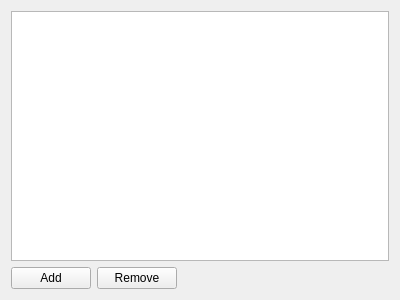
ThomasKroes/exposure-render.ercore, file ui/ObjectsWidget.ui: the form before one commit.
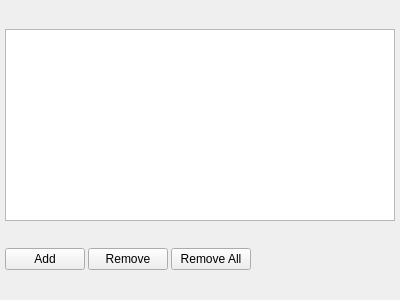
The form after the commit.

What changed in the file:
```diff
--- a/ui/ObjectsWidget.ui
+++ b/ui/ObjectsWidget.ui
@@ -14,8 +14,36 @@
    <string>Objects</string>
   </property>
   <layout class="QVBoxLayout" name="verticalLayout">
+   <property name="spacing">
+    <number>3</number>
+   </property>
+   <property name="margin">
+    <number>5</number>
+   </property>
    <item>
-    <widget class="QTableView" name="ObjectsTableView"/>
+    <widget class="QTableView" name="ObjectsTableView">
+     <property name="sizePolicy">
+      <sizepolicy hsizetype="Expanding" vsizetype="Fixed">
+       <horstretch>0</horstretch>
+       <verstretch>0</verstretch>
+      </sizepolicy>
+     </property>
+     <property name="minimumSize">
+      <size>
+       <width>0</width>
+       <height>100</height>
+      </size>
+     </property>
+     <property name="alternatingRowColors">
+      <bool>true</bool>
+     </property>
+     <property name="selectionMode">
+      <enum>QAbstractItemView::SingleSelection</enum>
+     </property>
+     <property name="selectionBehavior">
+      <enum>QAbstractItemView::SelectRows</enum>
+     </property>
+    </widget>
    </item>
    <item>
     <layout class="QHBoxLayout" name="horizontalLayout">
@@ -33,6 +61,13 @@
        </property>
       </widget>
      </item>
+     <item>
+      <widget class="QPushButton" name="RemoveAllObjectsPushButton">
+       <property name="text">
+        <string>Remove All</string>
+       </property>
+      </widget>
+     </item>
      <item>
       <spacer name="horizontalSpacer">
        <property name="orientation">
```
